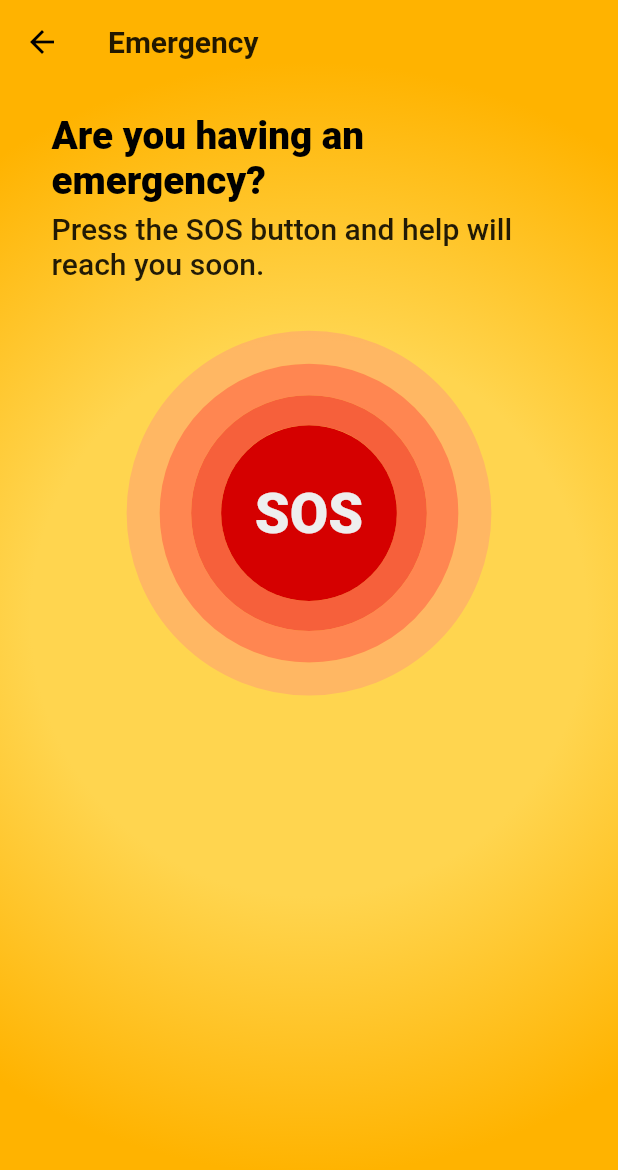
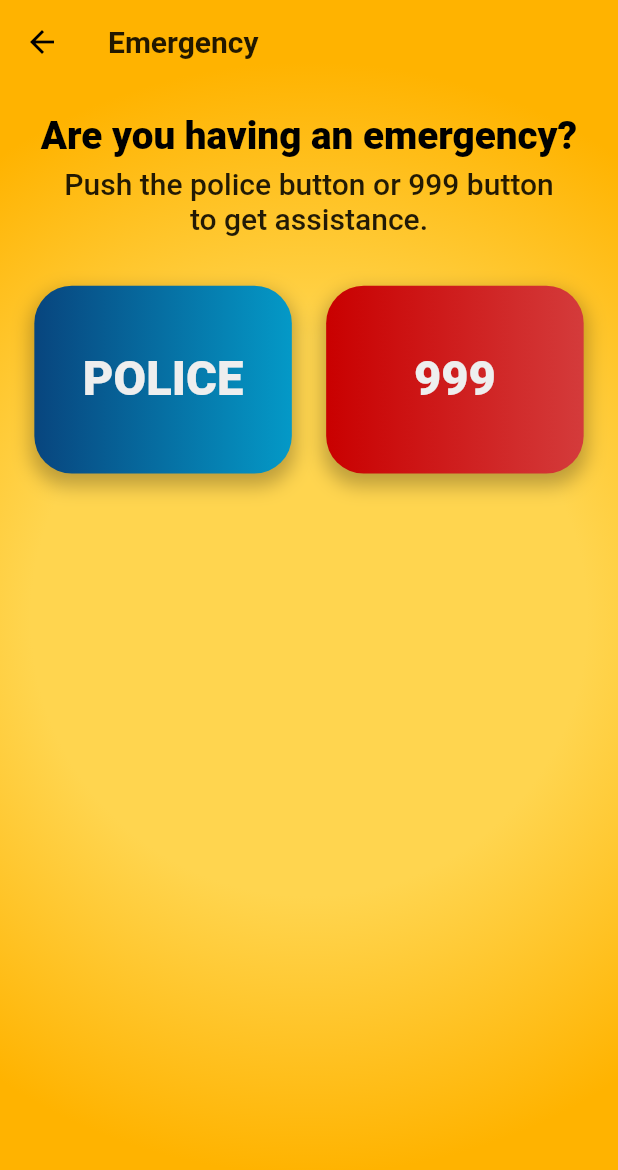
Before and after one commit to sh4of4n/epandu.app.6.2.limsf.fork, a Flutter app: the Emergency screen opened directly, on a phone screen of 412 x 824 dp. Shown: the top 1170 px of the screen. Run offline on Flutter 3.47's test engine with Material 2 defaults, Android fonts, the phone set to English and light mode, and no system bars; our stand-ins replace flushbar, flutter_custom_clippers, flutter_screenutil, flutter_spinkit, geolocator, google_fonts and 3 more; missing offline and left inert: geocoder, random_color, xml2json; accounts and stored records are empty; network calls fail; Roboto replaces fonts that are missing (Dosis); statements that could not run were skipped.

Commit message:
Update
Add URL_launcher package
Add police and emergency button
Fix null return error in client_acc_form
Translation update

```diff
--- a/assets/lang/en.json
+++ b/assets/lang/en.json
@@ -56,7 +56,10 @@
 
   "having_emergency_lbl": "Are you having an emergency?",
   "having_emergency_desc": "Press the SOS button and help will reach you soon.",
+  "authorities_desc": "Push the police button or 999 button to get assistance.",
   "sos_lbl": "SOS",
+  "police_lbl": "POLICE",
+  "ambulance_lbl": "999",
 
   "language_lbl": "Language",
   "english_lbl": "Eng",
--- a/assets/lang/ms.json
+++ b/assets/lang/ms.json
@@ -56,7 +56,10 @@
 
   "having_emergency_lbl": "Dalam kecemasan?",
   "having_emergency_desc": "Tekan butang SOS dan bantuan akan sampai secepat mungkin.",
+  "authorities_desc": "Tekan butang poliS atau 999 untuk mendapat bantuan.",
   "sos_lbl": "SOS",
+  "police_lbl": "POLIS",
+  "ambulance_lbl": "999",
 
   "language_lbl": "Bahasa",
   "english_lbl": "Eng",
--- /dev/null
+++ b/lib/pages/emergency/authorities_button.dart
@@ -0,0 +1,59 @@
+import 'package:flutter/material.dart';
+import 'package:flutter_screenutil/flutter_screenutil.dart';
+
+class AuthoritiesButton extends StatelessWidget {
+  final onTap;
+  final label;
+  final tileFirstColor;
+  final tileSecondColor;
+
+  AuthoritiesButton({
+    @required this.onTap,
+    @required this.label,
+    @required this.tileFirstColor,
+    @required this.tileSecondColor,
+  })  : assert(onTap != null),
+        assert(label != null),
+        assert(tileFirstColor != null),
+        assert(tileSecondColor != null);
+
+  @override
+  Widget build(BuildContext context) {
+    return InkWell(
+      onTap: onTap,
+      // customBorder:
+      //     RoundedRectangleBorder(borderRadius: BorderRadius.circular(25.0)),
+      child: Container(
+        width: ScreenUtil().setWidth(600),
+        height: ScreenUtil().setHeight(450),
+        alignment: Alignment.center,
+        decoration: BoxDecoration(
+          gradient: LinearGradient(
+            colors: [
+              tileFirstColor,
+              tileSecondColor,
+            ],
+            // stops: [0.5, 1],
+          ),
+          borderRadius: BorderRadius.circular(25.0),
+          boxShadow: [
+            BoxShadow(
+              color: Colors.black26,
+              offset: Offset(0.0, 6.0),
+              spreadRadius: 2.0,
+              blurRadius: 10.0,
+            ),
+          ],
+        ),
+        child: Text(
+          label,
+          style: TextStyle(
+            fontSize: ScreenUtil().setSp(110),
+            fontWeight: FontWeight.w900,
+            color: Colors.grey.shade200,
+          ),
+        ),
+      ),
+    );
+  }
+}
--- a/lib/pages/emergency/emergency_page.dart
+++ b/lib/pages/emergency/emergency_page.dart
@@ -1,9 +1,8 @@
 import 'package:epandu/app_localizations.dart';
+import 'package:epandu/pages/emergency/authorities_button.dart';
 import 'package:epandu/utils/constants.dart';
 import 'package:flutter/material.dart';
 import 'package:flutter_screenutil/flutter_screenutil.dart';
-
-import 'sos_button.dart';
 
 class Emergency extends StatelessWidget {
   final primaryColor = ColorConstant.primaryColor;
@@ -25,10 +24,8 @@ class Emergency extends StatelessWidget {
           backgroundColor: Colors.transparent,
           title: Text(AppLocalizations.of(context).translate('emergency_lbl')),
         ),
-        body: Padding(
-          padding: EdgeInsets.symmetric(horizontal: ScreenUtil().setWidth(120)),
+        body: Container(
           child: Column(
-            crossAxisAlignment: CrossAxisAlignment.start,
             children: <Widget>[
               SizedBox(
                 height: ScreenUtil().setHeight(70),
@@ -44,18 +41,37 @@ class Emergency extends StatelessWidget {
               SizedBox(
                 height: ScreenUtil().setHeight(20),
               ),
-              Text(
-                AppLocalizations.of(context).translate('having_emergency_desc'),
-                style: TextStyle(
-                  fontSize: ScreenUtil().setSp(70),
-                  fontWeight: FontWeight.w500,
+              Container(
+                width: ScreenUtil().setWidth(1200),
+                child: Text(
+                  AppLocalizations.of(context).translate('authorities_desc'),
+                  style: TextStyle(
+                    fontSize: ScreenUtil().setSp(70),
+                    fontWeight: FontWeight.w500,
+                  ),
+                  textAlign: TextAlign.center,
                 ),
               ),
               SizedBox(
                 height: ScreenUtil().setHeight(120),
               ),
-              Center(
-                child: SosButton(onTap: _sendSos),
+              Row(
+                mainAxisAlignment: MainAxisAlignment.spaceEvenly,
+                children: <Widget>[
+                  AuthoritiesButton(
+                    tileFirstColor: Color(0xff08457e),
+                    tileSecondColor: Color(0xff0499c7),
+                    label: AppLocalizations.of(context).translate('police_lbl'),
+                    onTap: () {},
+                  ),
+                  AuthoritiesButton(
+                    tileFirstColor: Color(0xffc90000),
+                    tileSecondColor: Color(0xffd43b3b),
+                    label:
+                        AppLocalizations.of(context).translate('ambulance_lbl'),
+                    onTap: () {},
+                  )
+                ],
               ),
             ],
           ),
@@ -63,8 +79,4 @@ class Emergency extends StatelessWidget {
       ),
     );
   }
-
-  _sendSos() {
-    // print('Send SOS');
-  }
 }
--- a/pubspec.yaml
+++ b/pubspec.yaml
@@ -13,6 +13,7 @@ dependencies:
   chopper: ^3.0.1+1
   geolocator: ^5.1.5
   geocoder: ^0.2.1
+  url_launcher: ^5.4.1
 
   flutter_localizations:
     sdk: flutter
```
Also changed, not shown: lib/pages/emergency/emergency_content.dart (added, +48 -0 lines), lib/pages/login/client_acc_form.dart (+4 -3 lines), lib/services/api/model/emergency_model.dart (added, +161 -0 lines), lib/services/repo/emergency_repo.dart (+69 -2 lines), pubspec.lock, 1 other file.
